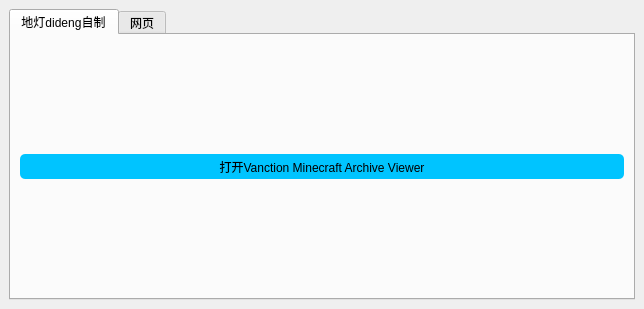
This is .UI/MainWindowUI.ui in bilibili-dideng/Minecraft-Kibitect as Qt 5 draws it before an edit. The edited form follows.
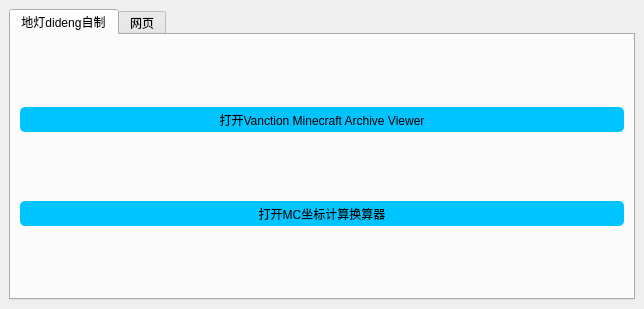
This is the edited form. The open tabs and pages were chosen to show the change.

Patch:
```diff
--- a/.UI/MainWindowUI.ui
+++ b/.UI/MainWindowUI.ui
@@ -54,15 +54,7 @@
            <attribute name="title">
             <string>地灯dideng自制</string>
            </attribute>
-           <layout class="QVBoxLayout" name="verticalLayout_5">
-            <item>
-             <layout class="QHBoxLayout" name="horizontalLayout">
-              <property name="topMargin">
-               <number>0</number>
-              </property>
-              <property name="bottomMargin">
-               <number>0</number>
-              </property>
+           <layout class="QVBoxLayout" name="verticalLayout_2">
               <item>
                <widget class="QPushButton" name="Open_VMAV">
                 <property name="minimumSize">
@@ -76,7 +68,18 @@
                 </property>
                </widget>
               </item>
-             </layout>
+            <item>
+             <widget class="QPushButton" name="Open_CC">
+              <property name="minimumSize">
+               <size>
+                <width>25</width>
+                <height>25</height>
+               </size>
+              </property>
+              <property name="text">
+               <string>打开MC坐标计算换算器</string>
+              </property>
+             </widget>
             </item>
            </layout>
           </widget>
```
Left out of the diff: 2 changed lines with no effect on the pictures. Lines whose indentation alone changed are shown as unchanged.
